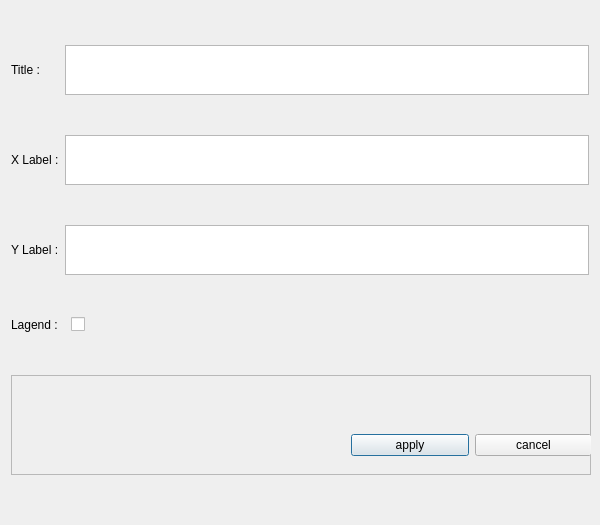
First picture: the form in customize_dialog.ui, repository Meliani-Mehdi/Graphite_QT, before the edit.
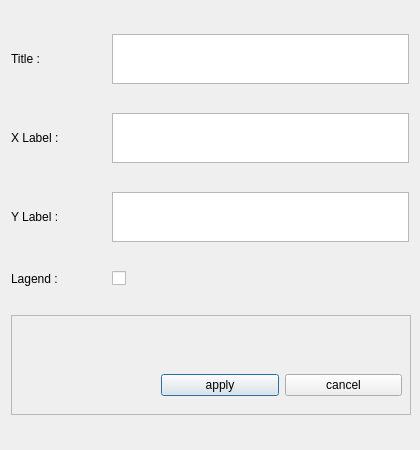
Second picture: the form after the edit. Icons and pictures are not drawn.

Commit message: still working on customize

The edit to the form file:
```diff
--- a/customize_dialog.ui
+++ b/customize_dialog.ui
@@ -6,20 +6,20 @@
    <rect>
     <x>0</x>
     <y>0</y>
-    <width>600</width>
-    <height>525</height>
+    <width>420</width>
+    <height>450</height>
    </rect>
   </property>
   <property name="minimumSize">
    <size>
-    <width>600</width>
-    <height>525</height>
+    <width>420</width>
+    <height>450</height>
    </size>
   </property>
   <property name="maximumSize">
    <size>
-    <width>600</width>
-    <height>525</height>
+    <width>598</width>
+    <height>450</height>
    </size>
   </property>
   <property name="windowTitle">
@@ -51,24 +51,17 @@
      </property>
     </widget>
    </item>
-   <item row="3" column="2">
-    <widget class="QCheckBox" name="lagend">
-     <property name="text">
-      <string/>
-     </property>
-    </widget>
-   </item>
    <item row="4" column="0" colspan="4">
     <widget class="QFrame" name="frame">
      <property name="minimumSize">
       <size>
-       <width>580</width>
+       <width>400</width>
        <height>100</height>
       </size>
      </property>
      <property name="maximumSize">
       <size>
-       <width>580</width>
+       <width>400</width>
        <height>100</height>
       </size>
      </property>
@@ -81,7 +74,7 @@
      <widget class="QWidget" name="horizontalLayoutWidget">
       <property name="geometry">
        <rect>
-        <x>340</x>
+        <x>150</x>
         <y>40</y>
         <width>241</width>
         <height>61</height>
@@ -113,35 +106,6 @@
      </property>
     </widget>
    </item>
-   <item row="3" column="3">
-    <spacer name="hs">
-     <property name="orientation">
-      <enum>Qt::Horizontal</enum>
-     </property>
-     <property name="sizeHint" stdset="0">
-      <size>
-       <width>40</width>
-       <height>20</height>
-      </size>
-     </property>
-    </spacer>
-   </item>
-   <item row="2" column="1" colspan="3">
-    <widget class="QPlainTextEdit" name="yLabel">
-     <property name="minimumSize">
-      <size>
-       <width>0</width>
-       <height>50</height>
-      </size>
-     </property>
-     <property name="maximumSize">
-      <size>
-       <width>16777215</width>
-       <height>50</height>
-      </size>
-     </property>
-    </widget>
-   </item>
    <item row="1" column="1" colspan="3">
     <widget class="QPlainTextEdit" name="xLabel">
      <property name="minimumSize">
@@ -174,6 +138,29 @@
      </property>
     </widget>
    </item>
+   <item row="2" column="1" colspan="3">
+    <widget class="QPlainTextEdit" name="yLabel">
+     <property name="minimumSize">
+      <size>
+       <width>0</width>
+       <height>50</height>
+      </size>
+     </property>
+     <property name="maximumSize">
+      <size>
+       <width>16777215</width>
+       <height>50</height>
+      </size>
+     </property>
+    </widget>
+   </item>
+   <item row="3" column="1">
+    <widget class="QCheckBox" name="lagend">
+     <property name="text">
+      <string/>
+     </property>
+    </widget>
+   </item>
   </layout>
  </widget>
  <resources/>
```
The commit also changes 2 other files.
